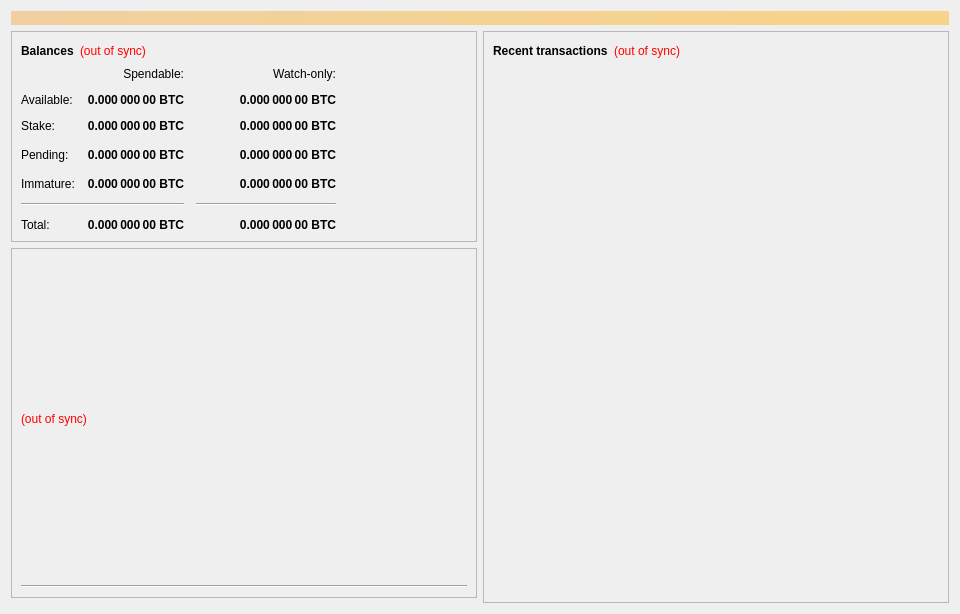
hronopay/fd, file src/qt/forms/overviewpage.ui: the form before one commit.
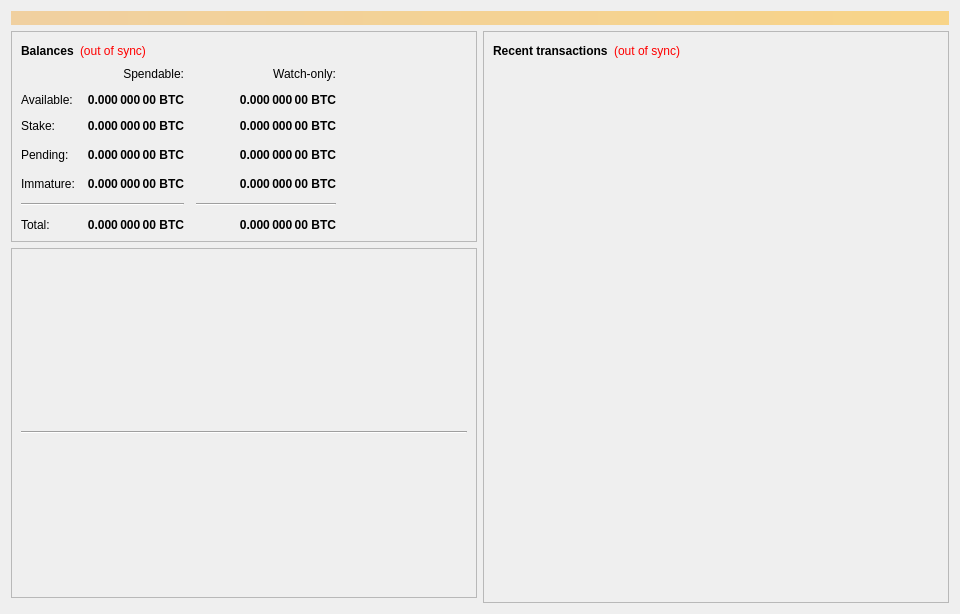
The form after the commit.

```diff
--- a/src/qt/forms/overviewpage.ui
+++ b/src/qt/forms/overviewpage.ui
@@ -478,22 +478,6 @@
          <layout class="QVBoxLayout" name="verticalLayout_5">
           <item>
            <layout class="QHBoxLayout" name="horizontalLayout_5">
-            <item>
-             <widget class="QLabel" name="labelDarksendSyncStatus">
-              <property name="toolTip">
-               <string>The displayed information may be out of date. Your wallet automatically synchronizes with the Fdel network after a connection is established, but this process has not completed yet.</string>
-              </property>
-              <property name="styleSheet">
-               <string notr="true">QLabel { color: red; }</string>
-              </property>
-              <property name="text">
-               <string notr="true">(out of sync)</string>
-              </property>
-              <property name="alignment">
-               <set>Qt::AlignLeading|Qt::AlignLeft|Qt::AlignVCenter</set>
-              </property>
-             </widget>
-            </item>
             <item>
              <spacer name="horizontalSpacer_4">
               <property name="orientation">
```
